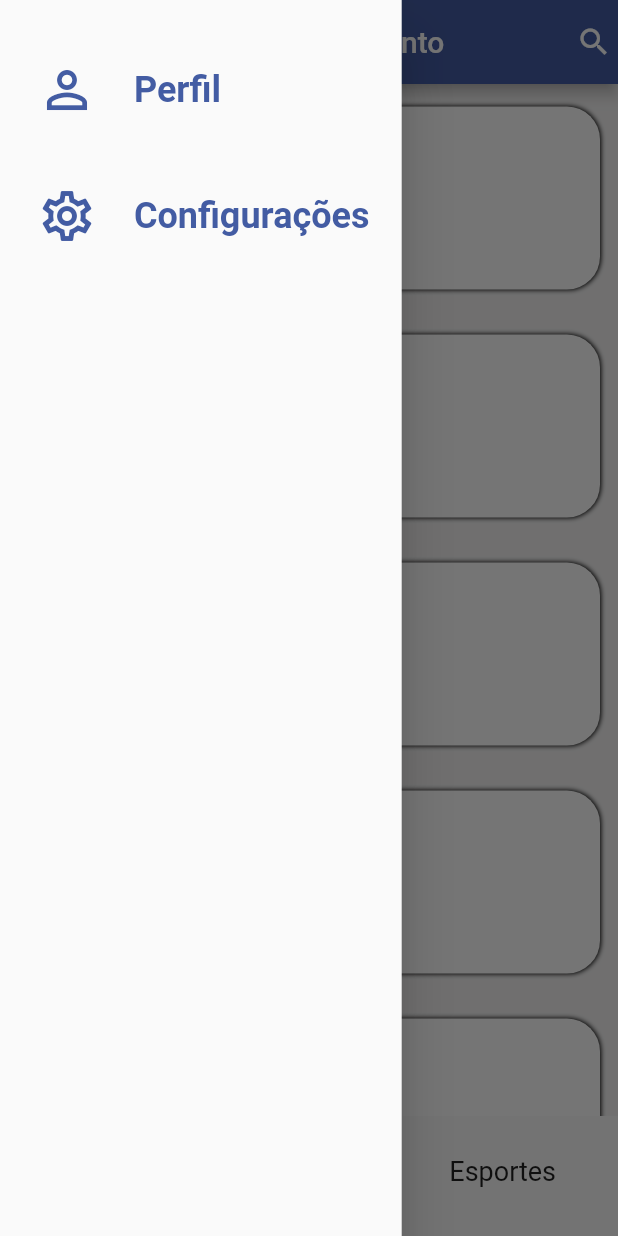
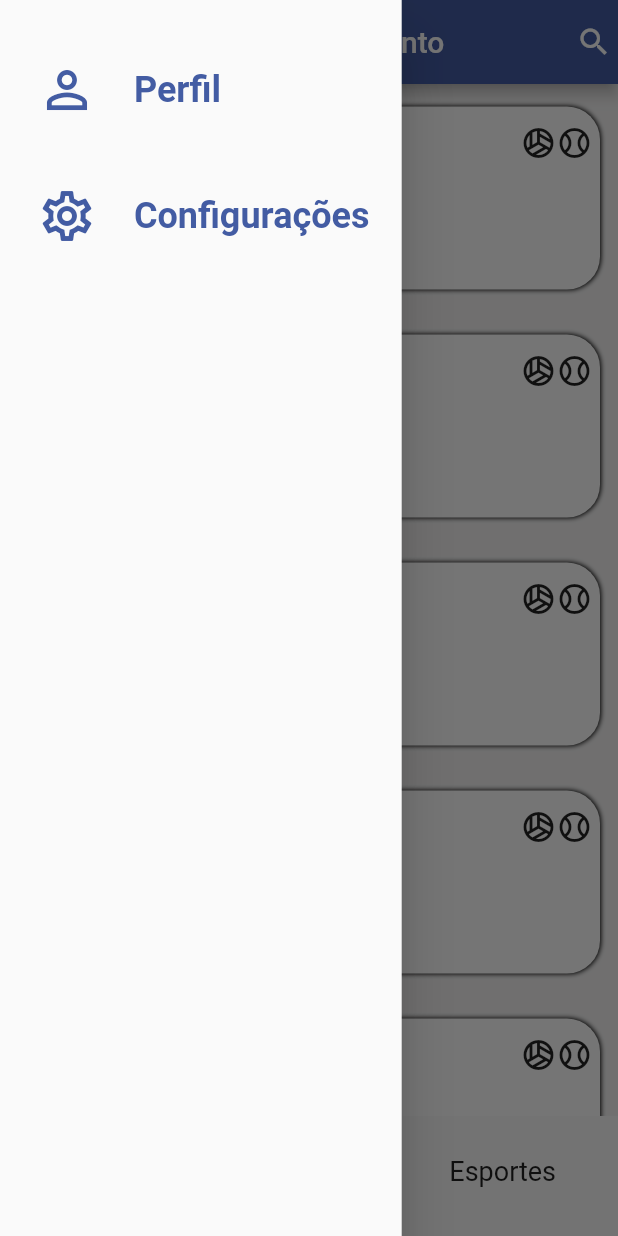
Before and after one commit to DiogoMazeika/joga_junto, a Flutter app: the screen it shows after launch, with the side drawer open, on a phone screen of 412 x 824 dp. Run offline on Flutter 3.47's test engine with Material 2 defaults, Android fonts, the light colour scheme and no system bars.

Commit message:
tmj e jj

```diff
--- a/lib/src/home/home.dart
+++ b/lib/src/home/home.dart
@@ -1,4 +1,7 @@
+import 'dart:math';
+
 import 'package:flutter/material.dart';
+import 'package:joga_junto/core/busca.dart';
 // import 'package:rpg_andriod/banco/comandos.dart';
 // import 'package:rpg_andriod/objetos/item.dart';
 // import 'package:rpg_andriod/objetos/load.dart';
@@ -47,18 +50,7 @@ class TelaInicio extends StatelessWidget {
             // mainAxisAlignment: MainAxisAlignment.center,
             children: [
               Expanded(
-                child: DecoratedBox(
-                  decoration: const BoxDecoration(
-                    color: Color(0XFFF4F3F3),
-                  ),
-                  child: ListView.builder(
-                    shrinkWrap: true,
-                    itemCount: 5,
-                    itemBuilder: (contextList, i) {
-                      return cardLocal(i, box);
-                    },
-                  ),
-                ),
+                child: _ListLocais(box: box),
               ),
               Padding(
                 padding: const EdgeInsets.only(bottom: 6),
@@ -100,6 +92,140 @@ class TelaInicio extends StatelessWidget {
           child: menuLateral(context),
         );
       }),
+    );
+  }
+
+  Widget menuLateral(BuildContext context) {
+    return Padding(
+      padding: const EdgeInsets.only(top: 18),
+      child: Column(
+        children: [
+          menuLateralButton(
+            Icons.person_outline,
+            'Perfil',
+            () {
+              Navigator.pushNamed(context, '/perfil');
+            },
+          ),
+          menuLateralButton(
+            Icons.settings_outlined,
+            'Configurações',
+            () {
+              Navigator.pushNamed(context, '/config');
+            },
+          ),
+        ],
+      ),
+    );
+  }
+
+  Widget menuLateralButton(IconData icone, String txt, Function onClick) {
+    return Padding(
+      padding: const EdgeInsets.symmetric(vertical: 22),
+      child: GestureDetector(
+        onTap: () {
+          onClick();
+        },
+        child: Row(
+          children: [
+            Expanded(
+              child: Icon(
+                icone,
+                size: 40,
+                color: mainCor,
+              ),
+            ),
+            Expanded(
+              flex: 2,
+              child: Text(
+                txt,
+                style: const TextStyle(
+                  fontSize: 24,
+                  fontWeight: FontWeight.bold,
+                  color: mainCor,
+                ),
+              ),
+            ),
+          ],
+        ),
+      ),
+    );
+  }
+
+  Widget menuInferiorButton(String txt, Function onClick) {
+    return GestureDetector(
+      onTap: () {
+        onClick();
+      },
+      child: Center(
+        child: Text(
+          txt,
+          style: const TextStyle(
+            fontSize: 18,
+          ),
+        ),
+      ),
+    );
+  }
+}
+
+class _ListLocais extends StatefulWidget {
+  const _ListLocais({Key? key, required this.box}) : super(key: key);
+
+  final BoxConstraints box;
+
+  @override
+  State<_ListLocais> createState() => _ListLocaisState();
+}
+
+class _ListLocaisState extends State<_ListLocais> {
+  late Busca<Map> userDados;
+
+  @override
+  void initState() {
+    super.initState();
+    _initVars();
+  }
+
+  void _initVars() {
+    userDados = Busca(
+        dados: {},
+        requisicao: () async {
+          return {
+            'nome': 'user',
+            'cpf': '000.000.000-00',
+            'telefone': '00 00000-0000',
+            'email': 'jose@gmail.com',
+            'senha': 'senha',
+          };
+        })
+      ..addListener(_update)
+      ..buscar();
+  }
+
+  void _update() {
+    setState(() {});
+  }
+
+  @override
+  void dispose() {
+    super.dispose();
+    userDados.dispose();
+  }
+
+  @override
+  Widget build(BuildContext context) {
+    return DecoratedBox(
+      decoration: const BoxDecoration(
+        color: Color(0XFFF4F3F3),
+      ),
+      child: ListView.builder(
+        shrinkWrap: true,
+        itemCount: 5,
+        itemBuilder: (contextList, i) {
+          return cardLocal(i, widget.box);
+        },
+      ),
     );
   }
 
@@ -180,6 +306,23 @@ class TelaInicio extends StatelessWidget {
                     ],
                   ),
                 ),
+                SizedBox(
+                  width: (box.maxWidth * 30) / 100,
+                  child: Padding(
+                    padding: const EdgeInsets.only(right: 5),
+                    child: localEsportes(
+                      [
+                        Icons.sports_volleyball_outlined,
+                        Icons.sports_baseball_outlined,
+                        // sports_baseball_outlined
+                        // sports_basketball_outlined
+                        // sports_soccer_outlined
+                        // sports_tennis_outlined
+                        // sports_volleyball_outlined
+                      ],
+                    ),
+                  ),
+                )
               ],
             ),
           ),
@@ -190,106 +333,30 @@ class TelaInicio extends StatelessWidget {
 
   Widget localEsportes(List itens) {
     return ListView.builder(
-      itemCount: itens.length,
+      itemCount: min(2, (itens.length / 2).ceil()),
+      physics: const NeverScrollableScrollPhysics(),
       itemBuilder: (context, i) {
-        Map item = {};
-        Map itemProx = {};
-        if (i % 2 == 0 && i < itens.length) {
-          item = itens[i];
+        IconData? item;
+        IconData? itemProx;
+        if (i * 2 % 2 == 0 && i * 2 < itens.length) {
+          item = itens[i * 2];
 
-          if (i + 1 == 3) {
-            itemProx = itens[i + 1]; // +
-          } else if (i + 1 < itens.length) {
-            itemProx = itens[i + 1];
+          if ((i * 2 + 1) >= 3 && i * 2 + 1 < itens.length) {
+            itemProx = Icons.more_horiz;
+          } else if (i * 2 + 1 < itens.length) {
+            itemProx = itens[i * 2 + 1];
           }
         }
-        return i % 2 > 0
-            ? null
+        return i * 2 % 2 > 0
+            ? Text("")
             : Row(
+                mainAxisAlignment: MainAxisAlignment.end,
                 children: [
-                  Text('aqui'),
-                  // Icon(IconData)
-                  // sports_baseball
-                  // sports_basketball
-                  // sports_soccer
-                  // sports_tennis
-                  // sports_volleyball
+                  if (item != null) Icon(item),
+                  if (itemProx != null) Icon(itemProx),
                 ],
               );
       },
     );
   }
-
-  Widget menuLateral(BuildContext context) {
-    return Padding(
-      padding: const EdgeInsets.only(top: 18),
-      child: Column(
-        children: [
-          menuLateralButton(
-            Icons.person_outline,
-            'Perfil',
-            () {
-              Navigator.pushNamed(context, '/perfil');
-            },
-          ),
-          menuLateralButton(
-            Icons.settings_outlined,
-            'Configurações',
-            () {
-              Navigator.pushNamed(context, '/config');
-            },
-          ),
-        ],
-      ),
-    );
-  }
-
-  Widget menuLateralButton(IconData icone, String txt, Function onClick) {
-    return Padding(
-      padding: const EdgeInsets.symmetric(vertical: 22),
-      child: GestureDetector(
-        onTap: () {
-          onClick();
-        },
-        child: Row(
-          children: [
-            Expanded(
-              child: Icon(
-                icone,
-                size: 40,
-                color: mainCor,
-              ),
-            ),
-            Expanded(
-              flex: 2,
-              child: Text(
-                txt,
-                style: const TextStyle(
-                  fontSize: 24,
-                  fontWeight: FontWeight.bold,
-                  color: mainCor,
-                ),
-              ),
-            ),
-          ],
-        ),
-      ),
-    );
-  }
-
-  Widget menuInferiorButton(String txt, Function onClick) {
-    return GestureDetector(
-      onTap: () {
-        onClick();
-      },
-      child: Center(
-        child: Text(
-          txt,
-          style: const TextStyle(
-            fontSize: 18,
-          ),
-        ),
-      ),
-    );
-  }
 }
```
Also changed, not shown: lib/home.dart (deleted, +0 -62 lines).
